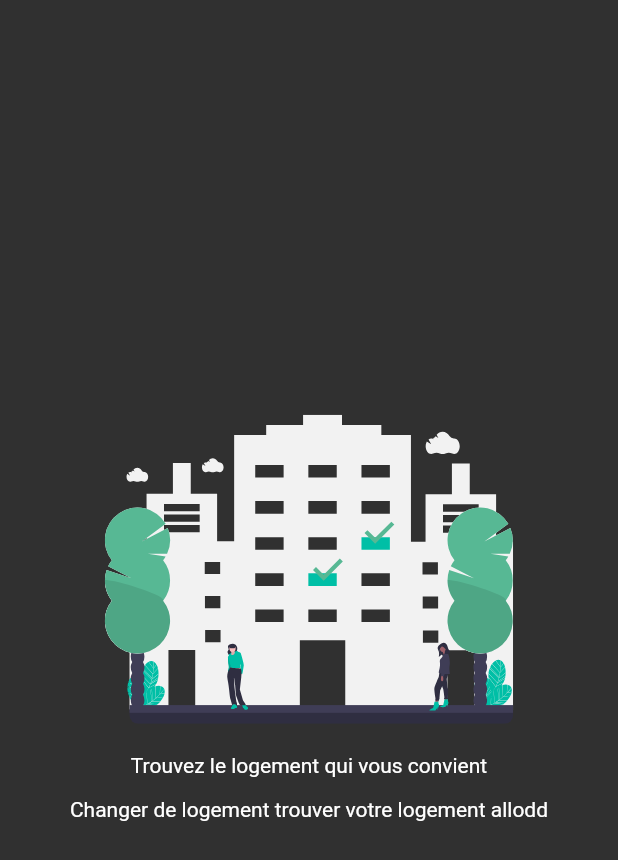
After one commit to MiguelYann/RooforAll, a Flutter app: the ScreenSplash screen opened directly, on a phone screen of 412 x 824 dp. The commit adds this screen. Shown: the top 860 px of the screen. Run offline on Flutter 3.47's test engine with Material 2 defaults, Android fonts, the phone set to English and light mode, and no system bars; our stand-ins replace dio, flutter_svg, shared_preferences; missing offline and left inert: day_night_switch; accounts and stored records are empty.

Commit message:
(Features) add screensplash with awesome image without style

```diff
--- /dev/null
+++ b/lib/data/models/slider_item.dart
@@ -0,0 +1,31 @@
+class SliderItem {
+  final String title;
+  final String pathImage;
+  final String description;
+
+  SliderItem({this.description, this.pathImage, this.title});
+
+  List<SliderItem> getSliderItems() {
+    List<SliderItem> aSliderItems = List();
+
+    aSliderItems.add(SliderItem(
+        description: 'Changer de logement trouver votre logement allodd',
+        title: 'Trouvez le logement qui vous convient',
+        pathImage: 'assets/images/screenSplashHome.svg'));
+
+    aSliderItems.add(
+      SliderItem(
+          description: 'Valide rle temps avec roof',
+          title: 'Gagnez du temps',
+          pathImage: 'assets/images/screenSplashTime.svg'),
+    );
+
+    aSliderItems.add(SliderItem(
+      description: 'Assisatnce partout ou vous allez nous sommes avec vous',
+      title: 'Toujours plus proche de vous',
+      pathImage: 'assets/images/screenSplashAssistance.svg',
+    ));
+
+    return aSliderItems;
+  }
+}
--- a/lib/main.dart
+++ b/lib/main.dart
@@ -1,12 +1,11 @@
 import 'package:flutter/material.dart';
-import 'package:flutter/services.dart';
 import 'package:provider/provider.dart';
 import 'package:rooforall/ui/pages/login.dart';
 import 'package:rooforall/ui/resources/utils/theme.dart';
 import 'package:rooforall/ui/resources/utils/theme_notif.dart';
 import 'package:shared_preferences/shared_preferences.dart';
+
 import 'ui/pages/home.dart';
-import 'ui/resources/utils/utils.dart';
 import 'ui/resources/widgets/bottom_navigation.dart';
 
 void main() {
--- a/lib/ui/pages/login.dart
+++ b/lib/ui/pages/login.dart
@@ -68,7 +68,7 @@ class _LoginState extends State<Login> {
       Response response = await UserRepository().logUser(mail, password);
       Headers headers = await response.headers;
       String token = await headers.value("authorization").substring(7);
-
+print(response.statusCode);
       switch (response.statusCode) {
         case 200:
           setState(() {
@@ -103,6 +103,7 @@ class _LoginState extends State<Login> {
       Navigator.pushNamed(context, BottomNavigation.routeName,
           arguments: response.data["username"]);
     } catch (e) {
+      print('dddd');
       setState(() {
         logStatus = LogStatus.FAIL_CONNECT;
       });
--- /dev/null
+++ b/lib/ui/pages/screen_splash.dart
@@ -0,0 +1,64 @@
+import 'package:flutter/material.dart';
+import 'package:flutter_svg/svg.dart';
+import 'package:rooforall/data/models/slider_item.dart';
+
+class ScreenSplash extends StatefulWidget {
+  @override
+  _ScreenSplashState createState() => _ScreenSplashState();
+}
+
+class _ScreenSplashState extends State<ScreenSplash> {
+  List<SliderItem> _slides = List<SliderItem>();
+
+  @override
+  void initState() {
+    super.initState();
+    _slides = SliderItem().getSliderItems();
+  }
+
+  @override
+  Widget build(BuildContext context) {
+    return Scaffold(
+      body: PageView.builder(
+        itemCount: _slides.length,
+        itemBuilder: (context, index) {
+          return SliderText(
+            imagePath: _slides[index].pathImage,
+            description: _slides[index].description,
+            title: _slides[index].title,
+          );
+        },
+      ),
+    );
+  }
+}
+
+class SliderText extends StatelessWidget {
+  final String imagePath;
+  final String title;
+  final String description;
+
+  SliderText({this.imagePath, this.description, this.title});
+  @override
+  Widget build(BuildContext context) {
+    return Container(
+      child: Column(
+        mainAxisAlignment: MainAxisAlignment.center,
+        children: <Widget>[
+          SvgPicture.asset(
+            imagePath,
+            height: MediaQuery.of(context).size.height / 4,
+          ),
+          SizedBox(
+            height: 20,
+          ),
+          Text(title),
+          SizedBox(
+            height: 13,
+          ),
+          Text(description)
+        ],
+      ),
+    );
+  }
+}
--- a/pubspec.yaml
+++ b/pubspec.yaml
@@ -52,6 +52,9 @@ flutter:
   # To add assets to your application, add an assets section, like this:
   assets:
    - assets/images/undraw.svg
+   - assets/images/screenSplashAssistance.svg
+   - assets/images/screenSplashHome.svg
+   - assets/images/screenSplashTime.svg
   #  - images/a_dot_ham.jpeg
 
   # An image asset can refer to one or more resolution-specific "variants", see
```
Also changed, not shown: assets/images/screenSplashAssistance.svg (added), assets/images/screenSplashHome.svg (added), assets/images/screenSplashTime.svg (added), pubspec.lock.
